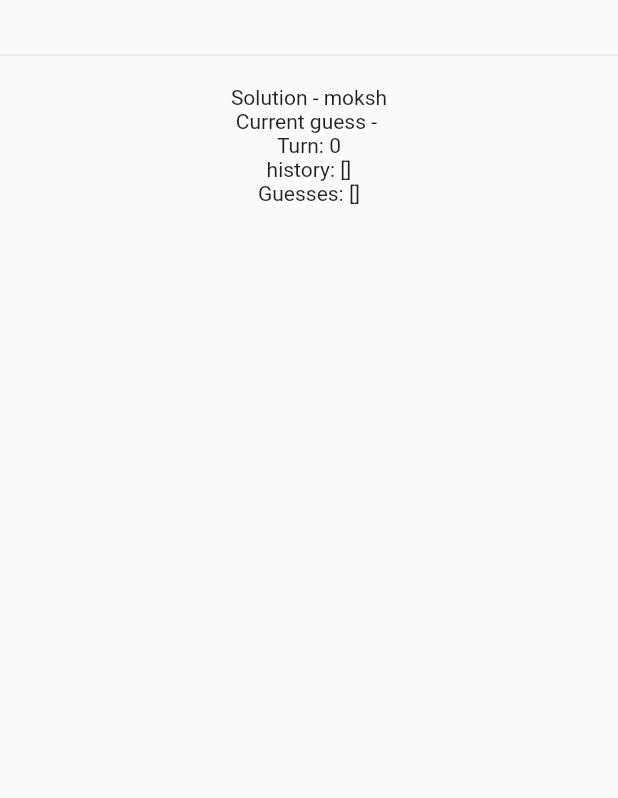
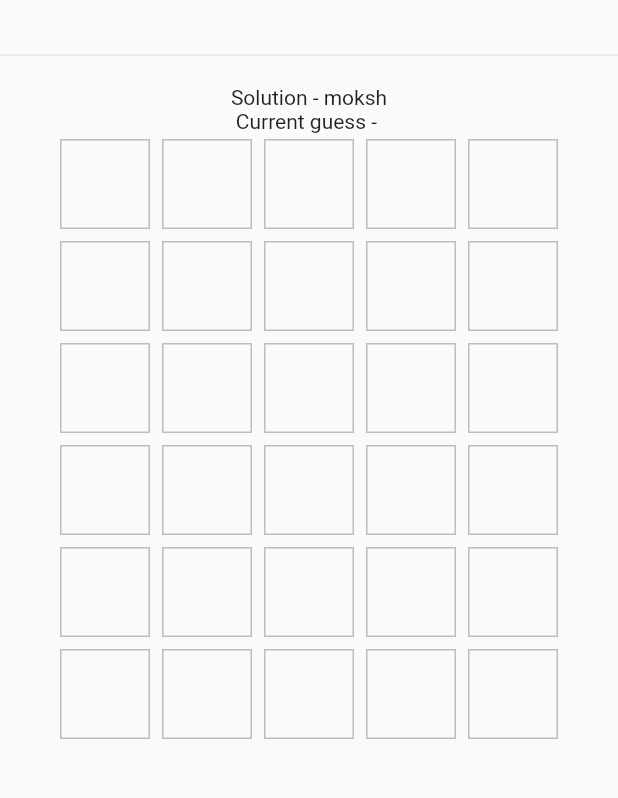
Before and after one commit to moksh-mahajan/wordle-clone, a Flutter app: the screen it shows after launch, on a phone screen of 412 x 824 dp, the part 59-857 px from its top. Run offline on Flutter 3.47's test engine with Material 2 defaults, Android fonts, the phone set to English and light mode, and no system bars; our stand-ins replace dio.

Commit message:
Creating game grid

```diff
--- /dev/null
+++ b/lib/grid.dart
@@ -0,0 +1,46 @@
+import 'package:flutter/material.dart';
+
+class Grid extends StatelessWidget {
+  final String currentGuess;
+  final List guesses;
+  final int turn;
+  const Grid({
+    Key? key,
+    required this.currentGuess,
+    required this.guesses,
+    required this.turn,
+  }) : super(key: key);
+
+  @override
+  Widget build(BuildContext context) {
+    return Column(children: const [
+      GridRow(),
+      GridRow(),
+      GridRow(),
+      GridRow(),
+      GridRow(),
+      GridRow(),
+    ]);
+  }
+}
+
+class GridRow extends StatelessWidget {
+  const GridRow({Key? key}) : super(key: key);
+
+  @override
+  Widget build(BuildContext context) {
+    return Row(
+      mainAxisAlignment: MainAxisAlignment.center,
+      children: List.generate(
+        5,
+        (index) => Container(
+          height: 60,
+          width: 60,
+          margin: EdgeInsets.all(4),
+          decoration:
+              BoxDecoration(border: Border.all(color: Colors.grey.shade400)),
+        ),
+      ).toList(),
+    );
+  }
+}
--- a/lib/main.dart
+++ b/lib/main.dart
@@ -3,6 +3,7 @@ import 'dart:math';
 import 'package:dio/dio.dart';
 import 'package:flutter/material.dart';
 import 'package:flutter/services.dart';
+import 'package:wordle/grid.dart';
 
 void main() {
   runApp(const MyApp());
@@ -162,9 +163,11 @@ class _HomePageState extends State<HomePage> {
           ),
           Text('Solution - $solution'),
           Text('Current guess - $currentGuess'),
-          Text('Turn: $turn'),
-          Text('history: $history'),
-          Text('Guesses: $guesses')
+          Grid(
+            currentGuess: currentGuess,
+            turn: turn,
+            guesses: guesses,
+          ),
         ]),
       ),
     );
```
